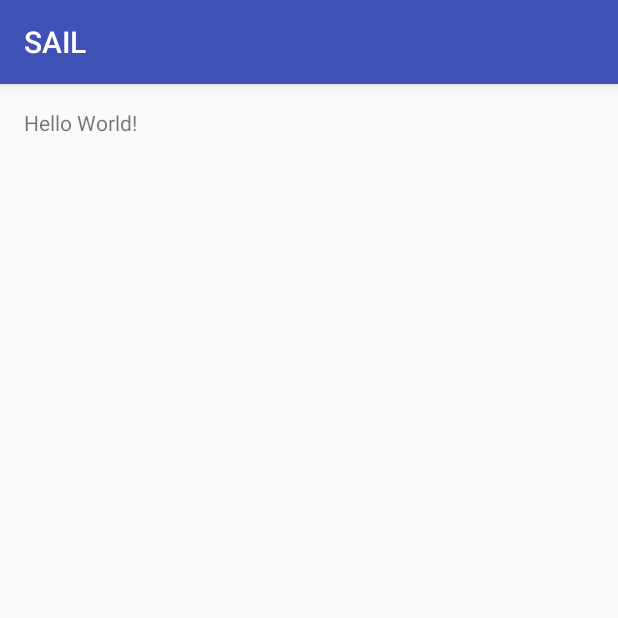
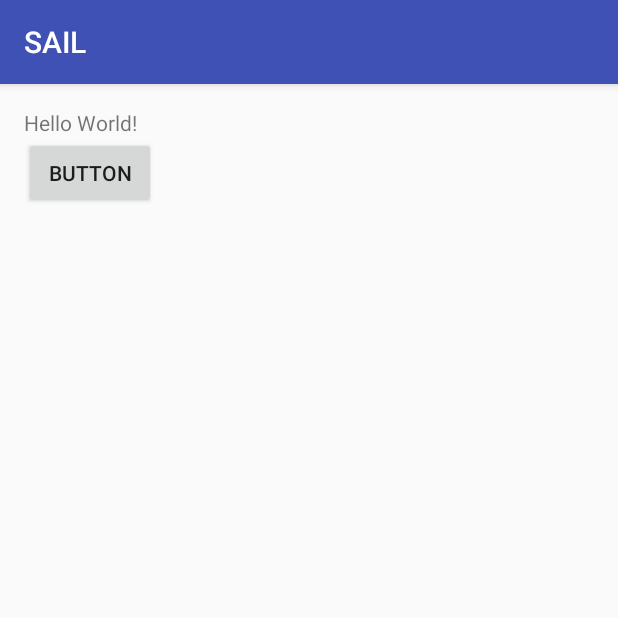
Before and after one commit to DarshanGowda0/SAIL, an Android app: the screen it shows after launch (MainActivity), on a phone screen of 412 x 824 dp, the top half of it. Run offline under Robolectric (Android 15) with nearby library versions, the phone set to English and light mode, and no system bars; our stand-ins replace Firebase (no records; nobody signed in at launch, a user with empty details on screens opened directly).

Commit message:
updating to firebase

```diff
--- a/app/build.gradle
+++ b/app/build.gradle
@@ -24,4 +24,5 @@ dependencies {
     testCompile 'junit:junit:4.12'
     compile 'com.android.support:appcompat-v7:24.1.1'
     compile 'com.google.firebase:firebase-database:9.4.0'
+    compile project(":sailibrary")
 }
--- a/app/src/main/java/com/dark/sail/MainActivity.java
+++ b/app/src/main/java/com/dark/sail/MainActivity.java
@@ -2,6 +2,13 @@ package com.dark.sail;
 
 import android.support.v7.app.AppCompatActivity;
 import android.os.Bundle;
+import android.widget.Button;
+import android.widget.TextView;
+
+import com.dark.sailibrary.Sailboat;
+import com.dark.sailibrary.ViewObject;
+
+import java.util.ArrayList;
 
 public class MainActivity extends AppCompatActivity {
 
@@ -9,5 +16,13 @@ public class MainActivity extends AppCompatActivity {
     protected void onCreate(Bundle savedInstanceState) {
         super.onCreate(savedInstanceState);
         setContentView(R.layout.activity_main);
+
+        ArrayList<ViewObject> arrayList = new ArrayList<>();
+
+        arrayList.add(new ViewObject(Button.class,R.id.button));
+        arrayList.add(new ViewObject(TextView.class,R.id.text));
+
+        Sailboat sailboat = new Sailboat();
+        sailboat.initialize(MainActivity.this,arrayList);
     }
 }
--- a/app/src/main/res/layout/activity_main.xml
+++ b/app/src/main/res/layout/activity_main.xml
@@ -12,5 +12,13 @@
     <TextView
         android:layout_width="wrap_content"
         android:layout_height="wrap_content"
+        android:id="@+id/text"
         android:text="Hello World!" />
+
+    <Button
+        android:layout_width="wrap_content"
+        android:layout_height="wrap_content"
+        android:layout_below="@+id/text"
+        android:text="Button"
+        android:id="@+id/button"/>
 </RelativeLayout>
--- a/sailibrary/src/main/java/com/dark/sailibrary/Sailboat.java
+++ b/sailibrary/src/main/java/com/dark/sailibrary/Sailboat.java
@@ -1,13 +1,18 @@
 package com.dark.sailibrary;
 
 import android.app.Activity;
+import android.support.annotation.NonNull;
+import android.util.Log;
 import android.view.View;
-import android.widget.Button;
+import android.widget.TextView;
 
+import com.google.android.gms.tasks.OnFailureListener;
+import com.google.android.gms.tasks.OnSuccessListener;
 import com.google.firebase.database.DatabaseReference;
 import com.google.firebase.database.FirebaseDatabase;
 
 import java.util.ArrayList;
+import java.util.HashMap;
 
 /**
  * Created by Rohan on 9/17/2016.
@@ -18,6 +23,7 @@ public class Sailboat {
     DatabaseReference databaseReference;
     Activity activity;
     ArrayList<ViewObject> listOfIds;
+    String TAG = "Test";
 
 
     public Sailboat() {
@@ -37,13 +43,54 @@ public class Sailboat {
 
     private void sendInfo() {
 
-        String packageName = activity.getPackageName().replaceAll("\\.","_");
-        String activityName = activity.getApplicationContext().getClass().getSimpleName();
-        for(int i=0;i<listOfIds.size();i++){
+        String packageName = activity.getPackageName().replaceAll("\\.", "_");
+        String activityName = activity.getClass().getSimpleName();
+
+        Log.d(TAG, "sendInfo: " + activityName);
+
+        HashMap<String, HashMap<String, String>> views = new HashMap<>();
+
+        for (int i = 0; i < listOfIds.size(); i++) {
             View v = (activity.findViewById(listOfIds.get(i).id));
-//            Object button = (listOfIds.get(i).aClass) v;
-//            button.getText();
+            String text;
+            try {
+                text = ((TextView) v).getHint().toString();
+            } catch (Exception e) {
+                text = ((TextView) v).getText().toString();
+                e.printStackTrace();
+            }
+
+            Log.d(TAG, "sendInfo: id " + listOfIds.get(i).id);
+            Log.d(TAG, "sendInfo: text " + text);
+            HashMap<String, String> hash = new HashMap<>();
+            hash.put("hint", text);
+            views.put("" + listOfIds.get(i).id, hash);
         }
+
+        HashMap<String, Object> activityHash = new HashMap<>();
+        activityHash.put("views", views);
+
+        HashMap<String, Object> packageHash = new HashMap<>();
+        packageHash.put(activityName, activityHash);
+
+//        HashMap<String,Object> rootHash = new HashMap<>();
+//        rootHash.put("activities",packageHash);
+//        packageHash.put("temp","HEllo");
+
+
+        databaseReference.child("packages/" + packageName + "/activities").setValue(packageHash)
+                .addOnSuccessListener(new OnSuccessListener<Void>() {
+                    @Override
+                    public void onSuccess(Void aVoid) {
+                        Log.d("TAG", "onSuccess: ");
+
+                    }
+                }).addOnFailureListener(new OnFailureListener() {
+            @Override
+            public void onFailure(@NonNull Exception e) {
+                Log.d("TAG", "onFailure: " + e);
+            }
+        });
 
     }
 
```
